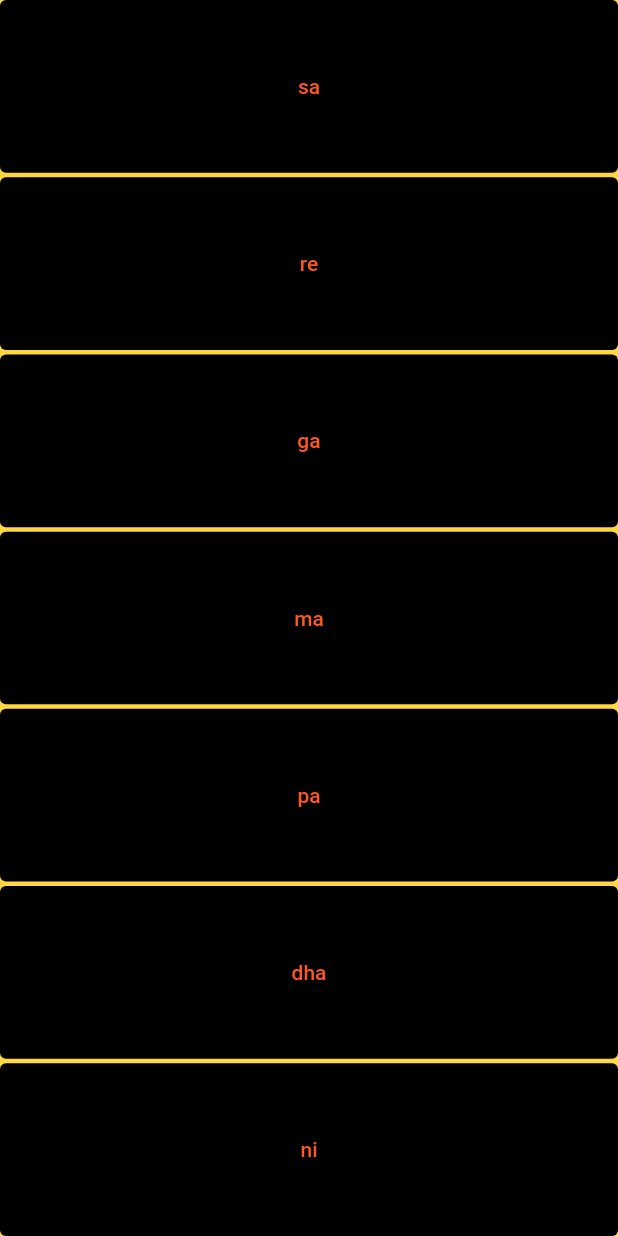
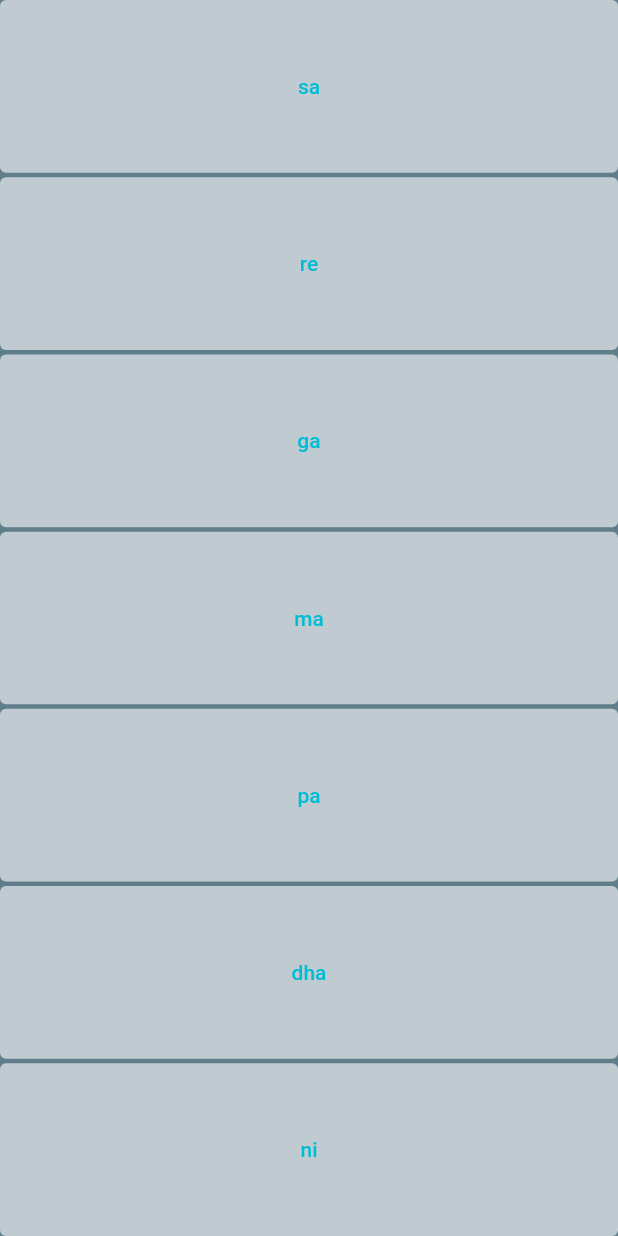
Before and after one commit to shivambhardwaj9000/Xylophone, a Flutter app: the screen it shows after launch, on a phone screen of 412 x 824 dp. Run offline on Flutter 3.47's test engine with Material 2 defaults, Android fonts, the phone set to English and light mode, and no system bars; our stand-ins replace audioplayers.

Commit message:
Change ci=olor

```diff
--- a/lib/main.dart
+++ b/lib/main.dart
@@ -17,8 +17,8 @@ class XylophoneApp extends StatelessWidget {
             playsound(soundnum);
           }),
           style: TextButton.styleFrom(
-            foregroundColor: Colors.deepOrange,
-            backgroundColor: Colors.black,
+            foregroundColor: Colors.cyan,
+            backgroundColor: Colors.white60,
           ),
           child: Text(text)),
     );
@@ -28,7 +28,7 @@ class XylophoneApp extends StatelessWidget {
   Widget build(BuildContext context) {
     return MaterialApp(
       home: Scaffold(
-        backgroundColor: Colors.amberAccent,
+        backgroundColor: Colors.blueGrey,
         body: SafeArea(
           child: Column(
             crossAxisAlignment: CrossAxisAlignment.stretch,
```
